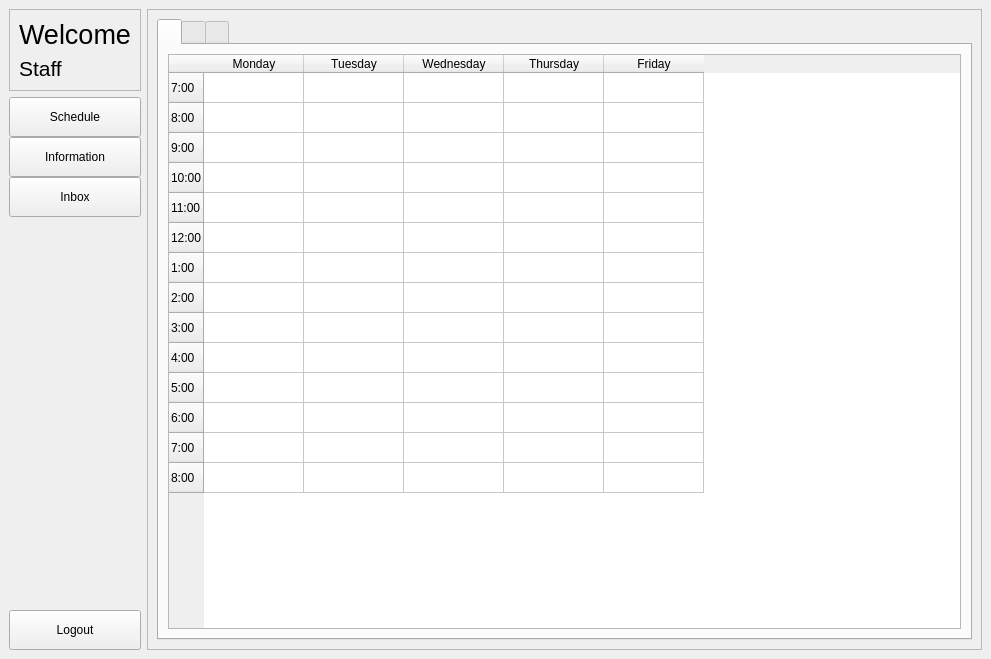
First picture: the form in Staff_menu.ui, repository Carl-Sayson/TUPC-Room-Utilization, before the edit.
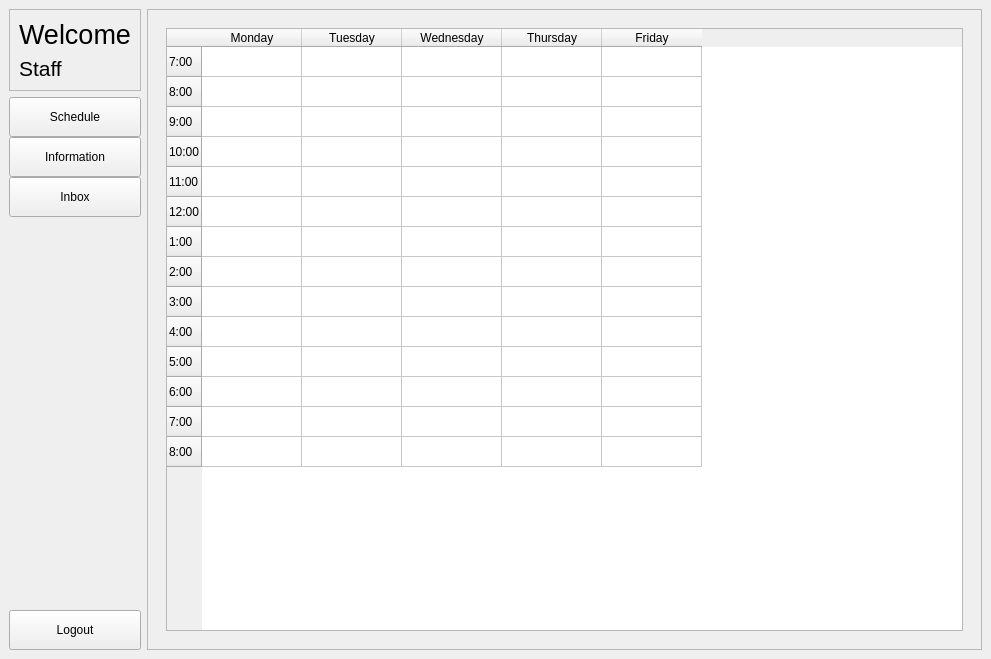
Second picture: the form after the edit.

Patch:
```diff
--- a/Staff_menu.ui
+++ b/Staff_menu.ui
@@ -147,14 +147,11 @@
       </property>
       <layout class="QGridLayout" name="gridLayout_3">
        <item row="0" column="0">
-        <widget class="QTabWidget" name="staff_menu_stackedwidget">
+        <widget class="QStackedWidget" name="staff_menu_stackedwidget">
          <property name="currentIndex">
           <number>0</number>
          </property>
-         <widget class="QWidget" name="staff_menu_stackedwidgetPage1">
-          <attribute name="title">
-           <string/>
-          </attribute>
+         <widget class="QWidget" name="staff_menu_stackedwidgetPage1_2" native="true">
           <layout class="QGridLayout" name="gridLayout_2">
            <item row="0" column="0">
             <widget class="QTableWidget" name="staff_room_sched_table">
@@ -257,10 +254,7 @@
            </item>
           </layout>
          </widget>
-         <widget class="QWidget" name="staff_menu_stackedwidgetPage2">
-          <attribute name="title">
-           <string/>
-          </attribute>
+         <widget class="QWidget" name="staff_menu_stackedwidgetPage2_2" native="true">
           <layout class="QGridLayout" name="gridLayout_4">
            <item row="0" column="0">
             <spacer name="horizontalSpacer">
@@ -588,10 +582,7 @@
            </item>
           </layout>
          </widget>
-         <widget class="QWidget" name="staff_menu_stackedwidgetPage3">
-          <attribute name="title">
-           <string/>
-          </attribute>
+         <widget class="QWidget" name="staff_menu_stackedwidgetPage3_2" native="true">
           <layout class="QGridLayout" name="gridLayout_6">
            <item row="0" column="0">
             <widget class="QTabWidget" name="tabWidget">
```
